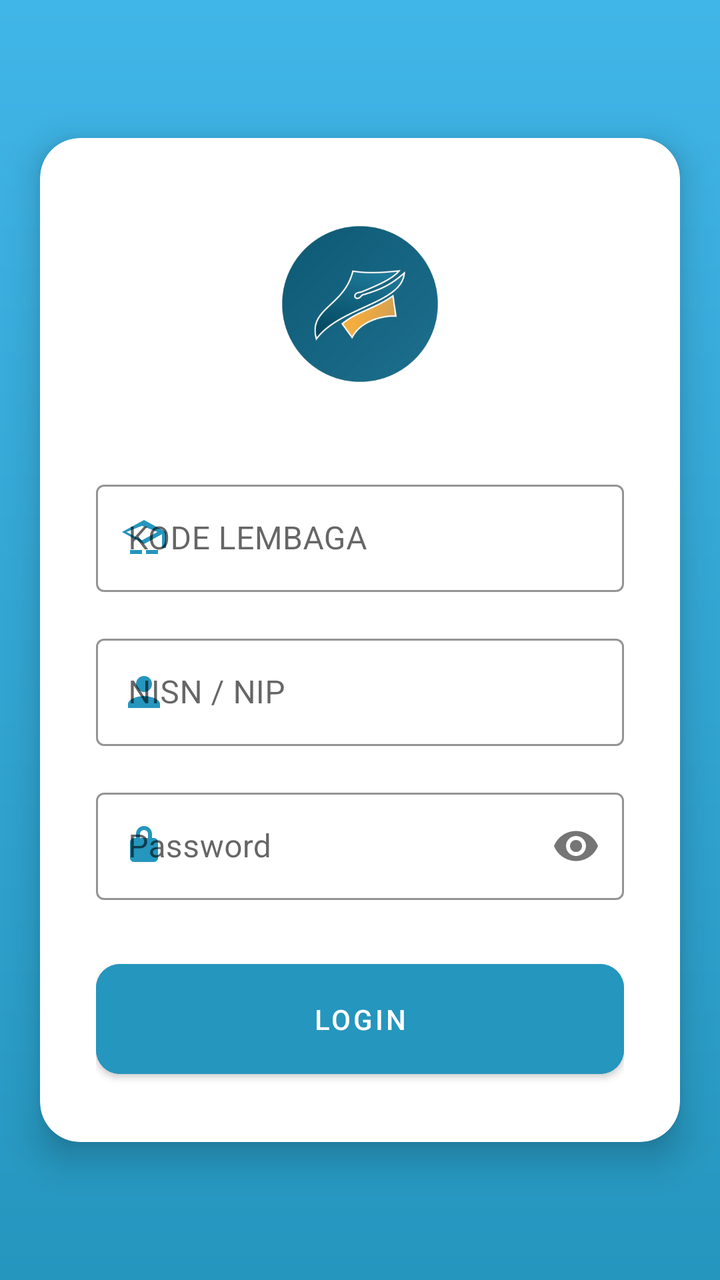
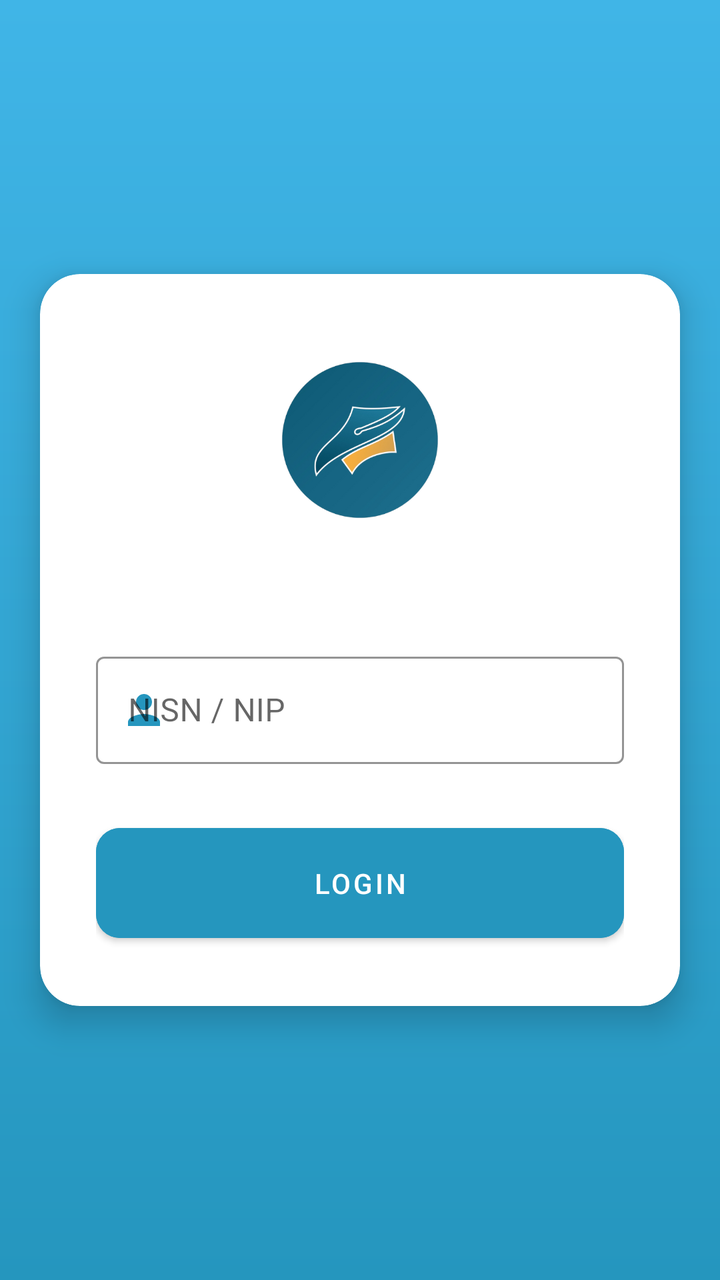

Compare the two renders of this Android layout. The source of the first and the diff that turns it into the second are given below.
<!-- AndroidManifest.xml: activity theme LoginTheme -->
<!-- res/layout/activity_login.xml -->
<?xml version="1.0" encoding="utf-8"?>
<androidx.constraintlayout.widget.ConstraintLayout
    xmlns:android="http://schemas.android.com/apk/res/android"
    xmlns:app="http://schemas.android.com/apk/res-auto"
    android:layout_width="match_parent"
    android:layout_height="match_parent">

    
    <View
        android:layout_width="match_parent"
        android:layout_height="match_parent"
        android:background="@drawable/bg_gradient" />

    
    <androidx.cardview.widget.CardView
        android:id="@+id/loginCard"
        android:layout_width="0dp"
        android:layout_height="wrap_content"
        android:layout_marginStart="20dp"
        android:layout_marginEnd="20dp"
        app:cardCornerRadius="20dp"
        app:cardElevation="10dp"
        app:cardBackgroundColor="#FFFFFF"
        app:contentPadding="28dp"
        app:layout_constraintTop_toTopOf="parent"
        app:layout_constraintBottom_toBottomOf="parent"
        app:layout_constraintStart_toStartOf="parent"
        app:layout_constraintEnd_toEndOf="parent">

        <LinearLayout
            android:layout_width="match_parent"
            android:layout_height="wrap_content"
            android:orientation="vertical">

            
            <ImageView
                android:id="@+id/logoImage"
                android:layout_width="110dp"
                android:layout_height="110dp"
                android:layout_gravity="center"
                android:layout_marginBottom="30dp"
                android:src="@mipmap/ic_launcher"
                android:scaleType="centerInside" />

            
            <com.google.android.material.textfield.TextInputLayout
                android:id="@+id/tenantCodeField"
                android:layout_width="match_parent"
                android:layout_height="wrap_content"
                android:hint="KODE LEMBAGA"
                app:boxBackgroundMode="outline"
                app:boxBackgroundColor="#FFFFFF"
                app:boxStrokeColor="#2596be"
                app:startIconDrawable="@drawable/ic_school_24"
                app:startIconTint="#2596be"
                style="@style/Widget.MaterialComponents.TextInputLayout.OutlinedBox">

                <com.google.android.material.textfield.TextInputEditText
                    android:id="@+id/inputTenantCode"
                    android:layout_width="match_parent"
                    android:layout_height="wrap_content"
                    android:paddingTop="16dp"
                    android:paddingBottom="16dp"
                    android:inputType="text" />
            </com.google.android.material.textfield.TextInputLayout>

            
            <com.google.android.material.textfield.TextInputLayout
                android:id="@+id/registeredField"
                android:layout_width="match_parent"
                android:layout_height="wrap_content"
                android:layout_marginTop="18dp"
                android:hint="NISN / NIP"
                app:boxBackgroundMode="outline"
                app:boxStrokeColor="#2596be"
                app:boxBackgroundColor="#FFFFFF"
                app:startIconDrawable="@drawable/ic_person_24"
                app:startIconTint="#2596be"
                style="@style/Widget.MaterialComponents.TextInputLayout.OutlinedBox">

                <com.google.android.material.textfield.TextInputEditText
                    android:id="@+id/inputRegisteredNumber"
                    android:layout_width="match_parent"
                    android:layout_height="wrap_content"
                    android:paddingTop="16dp"
                    android:paddingBottom="16dp"
                    android:inputType="number" />
            </com.google.android.material.textfield.TextInputLayout>

            
            <com.google.android.material.textfield.TextInputLayout
                android:id="@+id/passwordField"
                android:layout_width="match_parent"
                android:layout_height="wrap_content"
                android:layout_marginTop="18dp"
                android:hint="Password"
                app:boxBackgroundMode="outline"
                app:boxStrokeColor="#2596be"
                app:passwordToggleEnabled="true"
                app:boxBackgroundColor="#FFFFFF"
                app:startIconDrawable="@drawable/ic_lock_24"
                app:startIconTint="#2596be"
                style="@style/Widget.MaterialComponents.TextInputLayout.OutlinedBox">

                <com.google.android.material.textfield.TextInputEditText
                    android:id="@+id/inputPassword"
                    android:layout_width="match_parent"
                    android:layout_height="wrap_content"
                    android:paddingTop="16dp"
                    android:paddingBottom="16dp"
                    android:inputType="textPassword" />
            </com.google.android.material.textfield.TextInputLayout>

            
            <com.google.android.material.button.MaterialButton
                android:id="@+id/btnLogin"
                android:layout_width="match_parent"
                android:layout_height="wrap_content"
                android:layout_marginTop="26dp"
                android:text="LOGIN"
                android:textAllCaps="true"
                android:textColor="@android:color/white"
                android:paddingTop="18dp"
                android:paddingBottom="18dp"
                android:backgroundTint="#2596be"
                app:cornerRadius="12dp" />

        </LinearLayout>
    </androidx.cardview.widget.CardView>

</androidx.constraintlayout.widget.ConstraintLayout>
<!-- resources referenced by this layout -->
<resources>
  <!-- drawable bg_gradient (drawable) -->
  <?xml version="1.0" encoding="utf-8"?>
  <shape xmlns:android="http://schemas.android.com/apk/res/android"
      android:shape="rectangle">
  
      <gradient
          android:startColor="#2596be"
          android:endColor="#40b5e7"
          android:angle="90"/>
  </shape>
  <!-- drawable ic_lock_24 (drawable) -->
  <vector xmlns:android="http://schemas.android.com/apk/res/android"
      android:width="24dp"
      android:height="24dp"
      android:viewportWidth="24"
      android:viewportHeight="24">
      <path
          android:fillColor="#2596be"
          android:pathData="M12,17a2,2 0 1,0 0,-4 2,2 0 0,0 0,4zM17,8h-1V6a4,4 0 0,0 -8,0v2H7a2,2 0 0,0 -2,2v8a2,2 0 0,0 2,2h10a2,2 0 0,0 2,-2v-8a2,2 0 0,0 -2,-2zM10,6a2,2 0 0,1 4,0v2h-4V6z"/>
  </vector>
  <!-- drawable ic_person_24 (drawable) -->
  <vector xmlns:android="http://schemas.android.com/apk/res/android"
      android:width="24dp"
      android:height="24dp"
      android:viewportWidth="24"
      android:viewportHeight="24">
      <path
          android:fillColor="#2596be"
          android:pathData="M12,12c2.21,0 4,-1.79 4,-4s-1.79,-4 -4,-4 -4,1.79 -4,4 1.79,4 4,4zM12,14c-2.67,0 -8,1.34 -8,4v2h16v-2c0,-2.66 -5.33,-4 -8,-4z"/>
  </vector>
  <!-- drawable ic_school_24 (drawable) -->
  <vector xmlns:android="http://schemas.android.com/apk/res/android"
      android:width="24dp"
      android:height="24dp"
      android:viewportWidth="24"
      android:viewportHeight="24">
  
      <path
          android:fillColor="#2596be"
          android:pathData="M12 3L1 9l11 6 9-4.91V17h2V9L12 3zm-1 10.09L3.24 9 11 5.91 18.76 9 11 13.09zM5 18v2h6v-2H5zm8 0v2h6v-2h-6z"/>
  </vector>
  <!-- mipmap ic_launcher: png bitmap (mipmap-anydpi-v26, 104657 bytes) -->
  <style name="LoginTheme" parent="Theme.MaterialComponents.Light.NoActionBar">
  
          
          <item name="colorPrimary">@color/primaryBlue</item>
          <item name="colorPrimaryVariant">@color/primaryBlueDark</item>
          <item name="colorAccent">@color/primaryAccent</item>
  
          
          <item name="textInputStyle">@style/Widget.MaterialComponents.TextInputLayout.OutlinedBox</item>
  
      </style>
  <color name="primaryBlue">#2596be</color>
  <color name="primaryBlueDark">#1f82a5</color>
  <color name="primaryAccent">#2596be</color>
</resources>

<!-- the commit's change to res/layout/activity_login.xml (unified diff, before → after) -->
@@ -42,27 +42,27 @@
                 android:src="@mipmap/ic_launcher"
                 android:scaleType="centerInside" />
 
-            
-            <com.google.android.material.textfield.TextInputLayout
-                android:id="@+id/tenantCodeField"
-                android:layout_width="match_parent"
-                android:layout_height="wrap_content"
-                android:hint="KODE LEMBAGA"
-                app:boxBackgroundMode="outline"
-                app:boxBackgroundColor="#FFFFFF"
-                app:boxStrokeColor="#2596be"
-                app:startIconDrawable="@drawable/ic_school_24"
-                app:startIconTint="#2596be"
-                style="@style/Widget.MaterialComponents.TextInputLayout.OutlinedBox">
 
-                <com.google.android.material.textfield.TextInputEditText
-                    android:id="@+id/inputTenantCode"
-                    android:layout_width="match_parent"
-                    android:layout_height="wrap_content"
-                    android:paddingTop="16dp"
-                    android:paddingBottom="16dp"
-                    android:inputType="text" />
-            </com.google.android.material.textfield.TextInputLayout>
+
+
+
+
+
+
+
+
+
+
+
+
+
+
+
+
+
+
+
+
 
             
             <com.google.android.material.textfield.TextInputLayout
@@ -84,31 +84,7 @@
                     android:layout_height="wrap_content"
                     android:paddingTop="16dp"
                     android:paddingBottom="16dp"
-                    android:inputType="number" />
-            </com.google.android.material.textfield.TextInputLayout>
-
-            
-            <com.google.android.material.textfield.TextInputLayout
-                android:id="@+id/passwordField"
-                android:layout_width="match_parent"
-                android:layout_height="wrap_content"
-                android:layout_marginTop="18dp"
-                android:hint="Password"
-                app:boxBackgroundMode="outline"
-                app:boxStrokeColor="#2596be"
-                app:passwordToggleEnabled="true"
-                app:boxBackgroundColor="#FFFFFF"
-                app:startIconDrawable="@drawable/ic_lock_24"
-                app:startIconTint="#2596be"
-                style="@style/Widget.MaterialComponents.TextInputLayout.OutlinedBox">
-
-                <com.google.android.material.textfield.TextInputEditText
-                    android:id="@+id/inputPassword"
-                    android:layout_width="match_parent"
-                    android:layout_height="wrap_content"
-                    android:paddingTop="16dp"
-                    android:paddingBottom="16dp"
-                    android:inputType="textPassword" />
+                    android:inputType="text" />
             </com.google.android.material.textfield.TextInputLayout>
 
             
<!-- resource entries referenced after the edit -->
@@ -10,16 +10,6 @@
           android:endColor="#40b5e7"
           android:angle="90"/>
   </shape>
-  <!-- drawable ic_lock_24 (drawable) -->
-  <vector xmlns:android="http://schemas.android.com/apk/res/android"
-      android:width="24dp"
-      android:height="24dp"
-      android:viewportWidth="24"
-      android:viewportHeight="24">
-      <path
-          android:fillColor="#2596be"
-          android:pathData="M12,17a2,2 0 1,0 0,-4 2,2 0 0,0 0,4zM17,8h-1V6a4,4 0 0,0 -8,0v2H7a2,2 0 0,0 -2,2v8a2,2 0 0,0 2,2h10a2,2 0 0,0 2,-2v-8a2,2 0 0,0 -2,-2zM10,6a2,2 0 0,1 4,0v2h-4V6z"/>
-  </vector>
   <!-- drawable ic_person_24 (drawable) -->
   <vector xmlns:android="http://schemas.android.com/apk/res/android"
       android:width="24dp"
@@ -29,17 +19,6 @@
       <path
           android:fillColor="#2596be"
           android:pathData="M12,12c2.21,0 4,-1.79 4,-4s-1.79,-4 -4,-4 -4,1.79 -4,4 1.79,4 4,4zM12,14c-2.67,0 -8,1.34 -8,4v2h16v-2c0,-2.66 -5.33,-4 -8,-4z"/>
-  </vector>
-  <!-- drawable ic_school_24 (drawable) -->
-  <vector xmlns:android="http://schemas.android.com/apk/res/android"
-      android:width="24dp"
-      android:height="24dp"
-      android:viewportWidth="24"
-      android:viewportHeight="24">
-  
-      <path
-          android:fillColor="#2596be"
-          android:pathData="M12 3L1 9l11 6 9-4.91V17h2V9L12 3zm-1 10.09L3.24 9 11 5.91 18.76 9 11 13.09zM5 18v2h6v-2H5zm8 0v2h6v-2h-6z"/>
   </vector>
   <!-- mipmap ic_launcher: png bitmap (mipmap-anydpi-v26, 104657 bytes) -->
   <style name="LoginTheme" parent="Theme.MaterialComponents.Light.NoActionBar">
